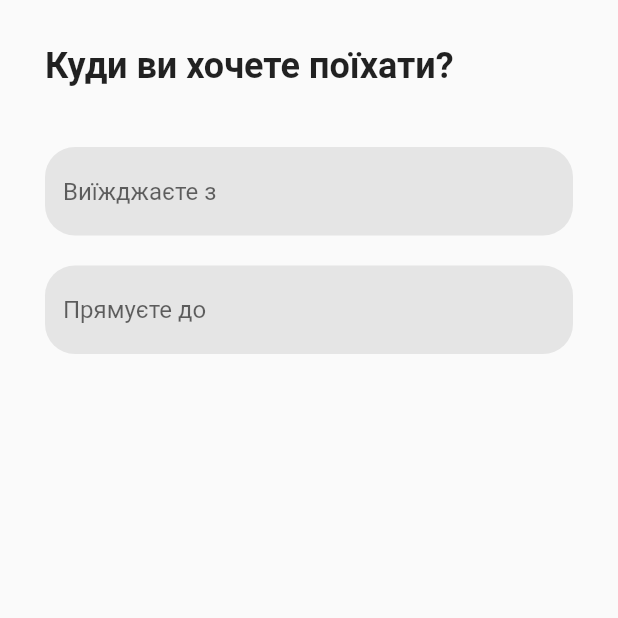
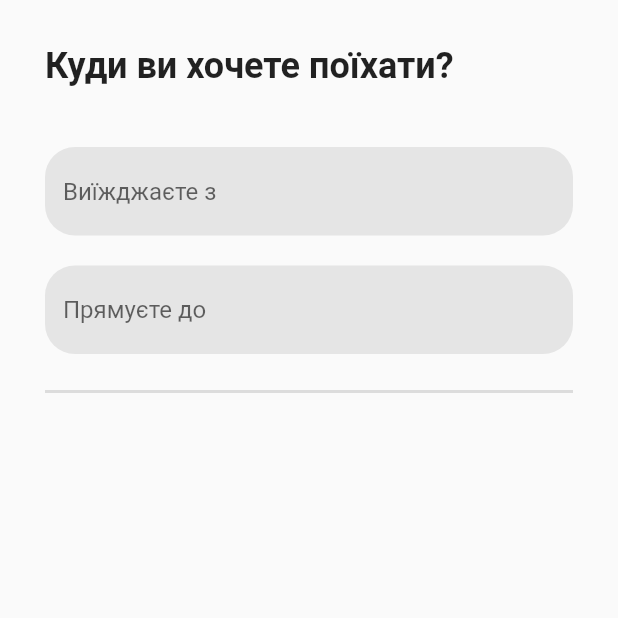
Before and after one commit to Ravenen/flutter_layout, a Flutter app: the screen it shows after launch, on a phone screen of 412 x 824 dp, the top half of it. Run offline on Flutter 3.47's test engine with Material 2 defaults, Android fonts, the phone set to English and light mode, and no system bars.

Commit message:
Added a divider widget

```diff
--- a/lib/main.dart
+++ b/lib/main.dart
@@ -50,6 +50,11 @@ class MyApp extends StatelessWidget {
         ),
       ],
     );
+
+    Widget divider = const Divider(
+      height: 30,
+      thickness: 2,
+    );
     return MaterialApp(
       title: 'BlaBlaCar Layout',
       debugShowCheckedModeBanner: false,
@@ -64,6 +69,7 @@ class MyApp extends StatelessWidget {
               children: [
                 titleSection,
                 textFieldsSection,
+                divider,
               ],
             ),
           ),
```
